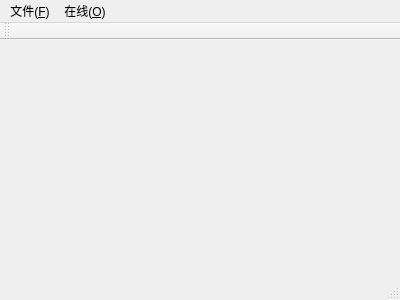
Qt form mainwindow.ui (Nobitamon/DTool) before a commit.
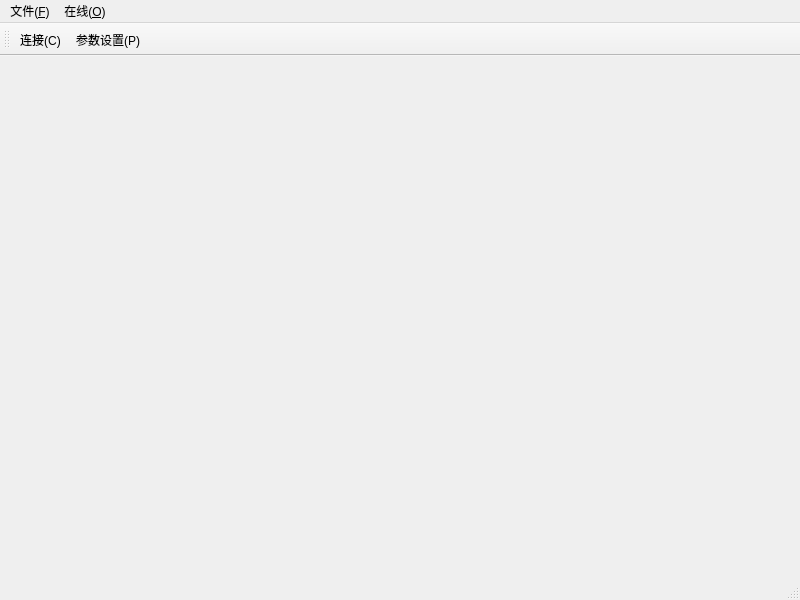
The same form after that commit. Icons and pictures are not drawn.

Diff of the .ui file:
```diff
--- a/mainwindow.ui
+++ b/mainwindow.ui
@@ -6,8 +6,8 @@
    <rect>
     <x>0</x>
     <y>0</y>
-    <width>400</width>
-    <height>300</height>
+    <width>800</width>
+    <height>600</height>
    </rect>
   </property>
   <property name="windowTitle">
@@ -19,7 +19,7 @@
     <rect>
      <x>0</x>
      <y>0</y>
-     <width>400</width>
+     <width>800</width>
      <height>22</height>
     </rect>
    </property>
@@ -45,6 +45,8 @@
    <attribute name="toolBarBreak">
     <bool>false</bool>
    </attribute>
+   <addaction name="action_C"/>
+   <addaction name="action_P"/>
   </widget>
   <widget class="QStatusBar" name="statusBar"/>
   <action name="action_C">
```
Left out of the diff: 21 changed lines with no effect on the pictures.
